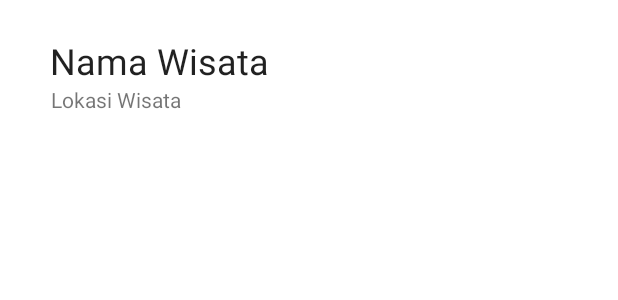
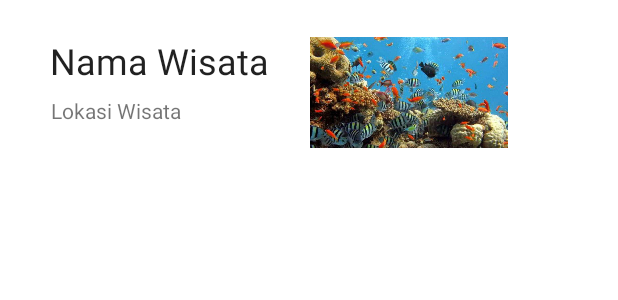
Before and after one commit to theodorus96/UGD3_13, an Android app: the layout rv_wisata.xml on its own in the app's theme, with its tools: preview values and no code run, on a phone screen of 412 x 824 dp. Shown: the top 300 px of the screen. Run offline under Robolectric (Android 15) with nearby library versions, the phone set to English and light mode, and no system bars.

Commit message:
terbaru lagi

```diff
--- a/app/src/main/java/com/example/coba/HomeActivity.kt
+++ b/app/src/main/java/com/example/coba/HomeActivity.kt
@@ -54,10 +54,8 @@ class HomeActivity : AppCompatActivity() {
 
     override fun onOptionsItemSelected(item: MenuItem): Boolean {
         if(item.itemId == R.id.wisata){
-            changeFragment(FragmentWisata())
-        }else if(item.itemId == R.id.profil) {
-            changeFragment(FragmentProfil())
-        }else{
+            //changeFragment(FragmentMahasiswa())
+        }else {
             val builder: AlertDialog.Builder = AlertDialog.Builder(this@HomeActivity)
             builder.setMessage("Are you sure want to exit?")
                 .setNegativeButton("YES", object : DialogInterface.OnClickListener {
--- a/app/src/main/java/com/example/coba/RVWisataAdapter.kt
+++ b/app/src/main/java/com/example/coba/RVWisataAdapter.kt
@@ -3,6 +3,7 @@ package com.example.coba
 import android.view.LayoutInflater
 import android.view.View
 import android.view.ViewGroup
+import android.widget.ImageView
 import android.widget.TextView
 import androidx.recyclerview.widget.RecyclerView
 import com.example.coba.entity.wisata
@@ -17,6 +18,7 @@ class RVWisataAdapter(private val data: Array<wisata>) : RecyclerView.Adapter<RV
         val currentItem = data[position]
         holder.tvNamaWisata.text = currentItem.name
         holder.tvLokasi.text = currentItem.lokasi
+        holder.tvImageWisata.setImageResource(currentItem.image)
     }
 
     override fun getItemCount(): Int {
@@ -26,5 +28,6 @@ class RVWisataAdapter(private val data: Array<wisata>) : RecyclerView.Adapter<RV
     class viewHolder(itemView: View) : RecyclerView.ViewHolder(itemView){
         val tvNamaWisata : TextView = itemView.findViewById(R.id.tv_nama_wisata)
         val tvLokasi : TextView = itemView.findViewById(R.id.tv_lokasi_wisata)
+        val tvImageWisata : ImageView = itemView.findViewById(R.id.imageWisata)
     }
 }
--- a/app/src/main/java/com/example/coba/entity/wisata.kt
+++ b/app/src/main/java/com/example/coba/entity/wisata.kt
@@ -1,10 +1,10 @@
 package com.example.coba.entity
 
-class wisata(var name: String, var lokasi: String) {
+class wisata(var name: String, var lokasi: String, var image:Int) {
     companion object{
         @JvmField
         var listOfWisata = arrayOf(
-            wisata("Kepulauan Derawan","Kalimantan Timur"),
+            wisata("Kepulauan Derawan","Kalimantan Timur",R.drawable.image_derawan),
             wisata("Taman Nasional Way Kambas","Lampung"),
             wisata("Pantai Parai Tenggiri","Bangka Belitung"),
             wisata("Nusa Dua","Bali"),
--- a/app/src/main/res/layout/rv_wisata.xml
+++ b/app/src/main/res/layout/rv_wisata.xml
@@ -31,4 +31,18 @@
         app:layout_constraintTop_toBottomOf="@+id/tv_nama_wisata"
         app:layout_constraintVertical_bias="0.238" />
 
+    <ImageView
+        android:id="@+id/imageWisata"
+        android:layout_width="132dp"
+        android:layout_height="75dp"
+        android:layout_marginTop="4dp"
+        android:layout_marginBottom="8dp"
+        android:src="@drawable/image_bunake"
+        app:layout_constraintBottom_toBottomOf="parent"
+        app:layout_constraintEnd_toEndOf="parent"
+        app:layout_constraintHorizontal_bias="0.777"
+        app:layout_constraintStart_toStartOf="parent"
+        app:layout_constraintTop_toTopOf="parent"
+        app:layout_constraintVertical_bias="0.487" />
+
 </androidx.constraintlayout.widget.ConstraintLayout>
```
Also changed, not shown: app/src/main/res/menu/home_menu.xml (+4 -4 lines).
